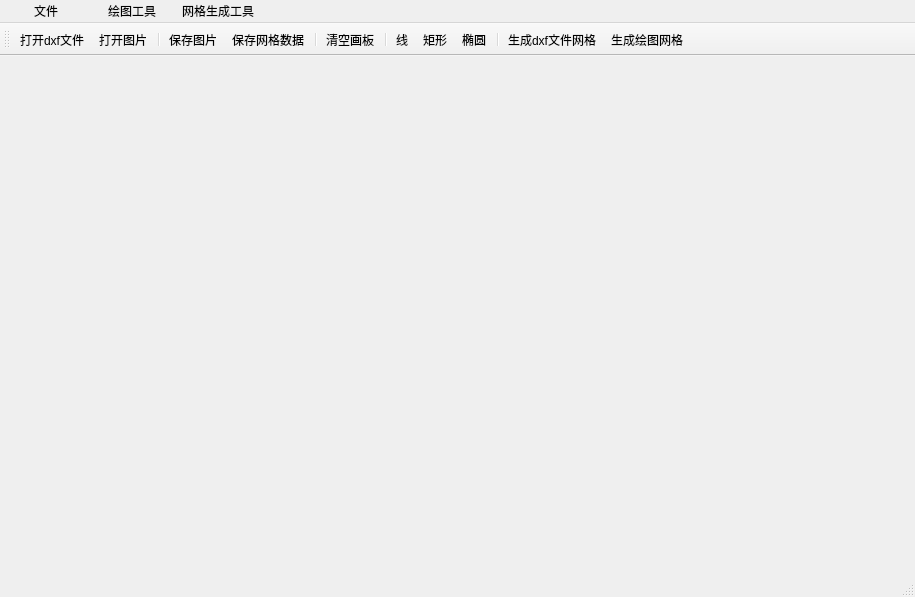
Qt form UI/mainwindow.ui (Inspring6/ggssec) before a commit.
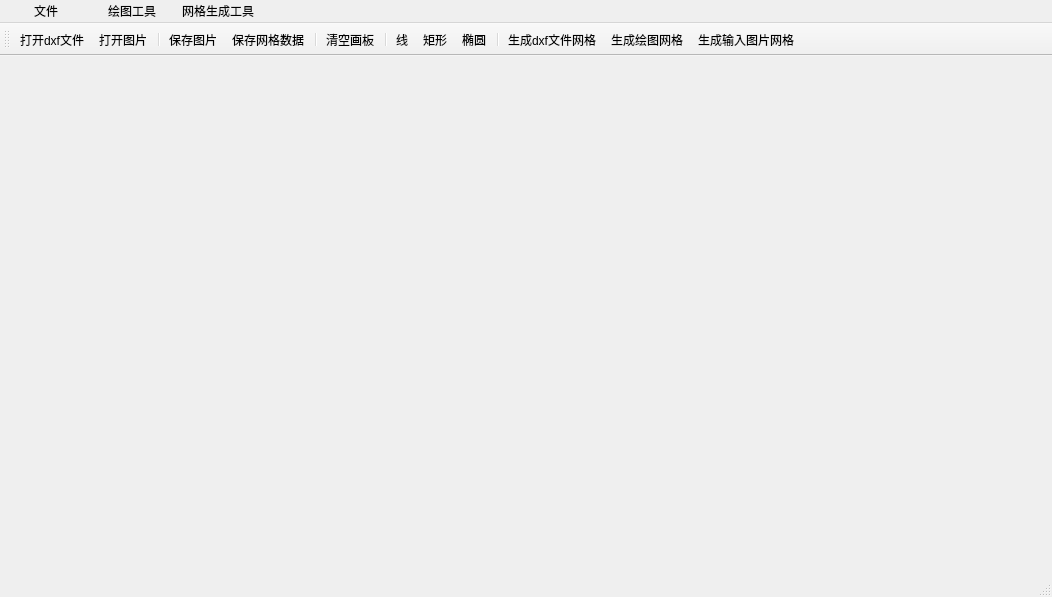
The same form after that commit. Icons and pictures are not drawn.

```diff
--- a/UI/mainwindow.ui
+++ b/UI/mainwindow.ui
@@ -6,7 +6,7 @@
    <rect>
     <x>0</x>
     <y>0</y>
-    <width>915</width>
+    <width>1052</width>
     <height>597</height>
    </rect>
   </property>
@@ -23,7 +23,7 @@
     <rect>
      <x>0</x>
      <y>0</y>
-     <width>915</width>
+     <width>1052</width>
      <height>26</height>
     </rect>
    </property>
@@ -113,6 +113,7 @@
    <addaction name="separator"/>
    <addaction name="action_generateGrid_dxf"/>
    <addaction name="action_generateGrid_paint"/>
+   <addaction name="action_generateGrid_img"/>
   </widget>
   <action name="action_open_dxf">
    <property name="text">
```
Left out of the diff: 1 changed line with no effect on the pictures.
